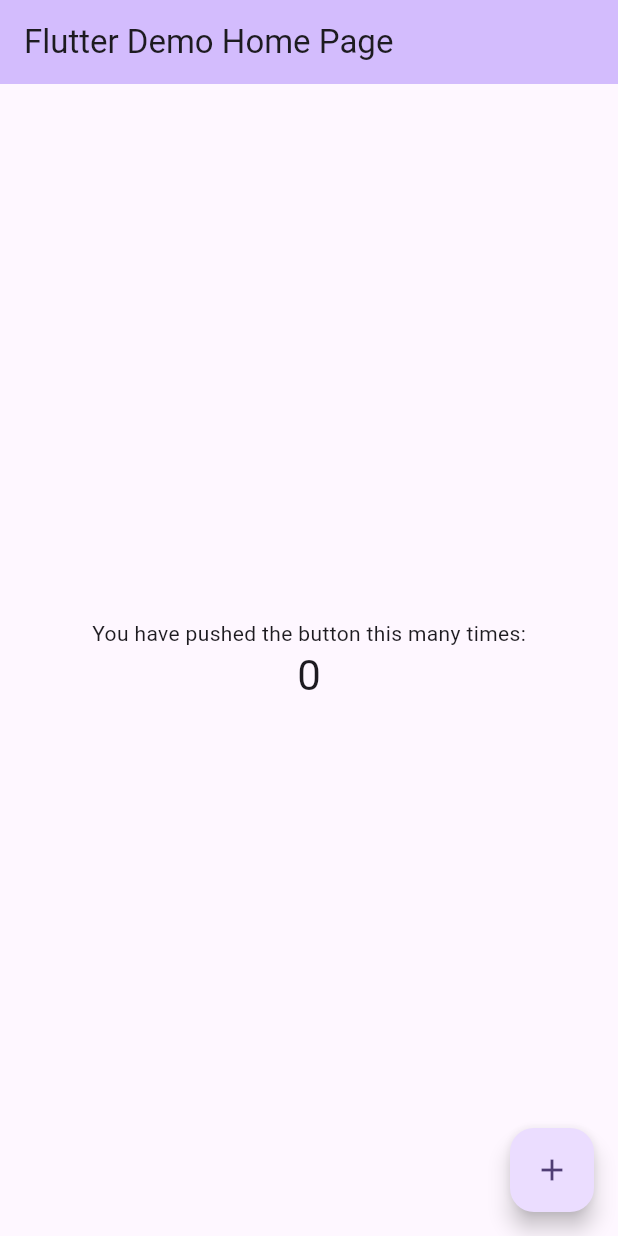
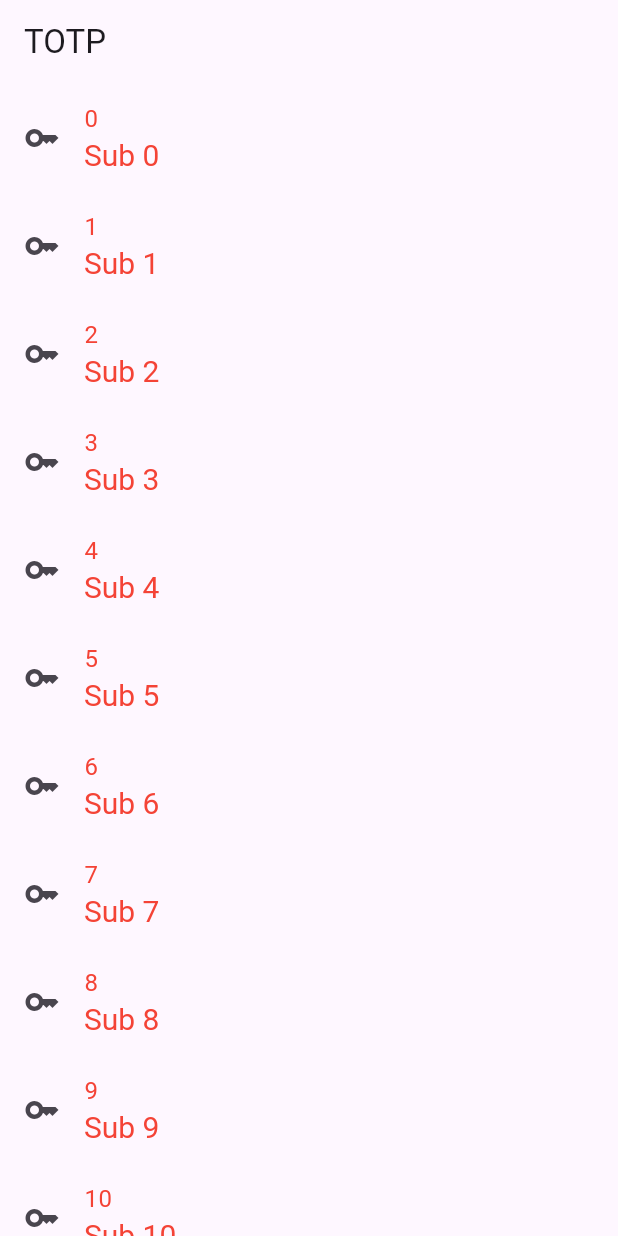
Before and after one commit to thesixonenine/totp, a Flutter app: the screen it shows after launch, on a phone screen of 412 x 824 dp. Run offline on Flutter 3.47's test engine with Material 3 defaults, Android fonts, the light colour scheme and no system bars.

Commit message:
WIP: TODO List

```diff
--- a/lib/main.dart
+++ b/lib/main.dart
@@ -1,4 +1,5 @@
 import 'package:flutter/material.dart';
+import 'package:totp/ui/List.dart';
 
 void main() {
   runApp(const MyApp());
@@ -31,95 +32,8 @@
         colorScheme: ColorScheme.fromSeed(seedColor: Colors.deepPurple),
         useMaterial3: true,
       ),
-      home: const MyHomePage(title: 'Flutter Demo Home Page'),
+      // home: const MyHomePage(title: 'Flutter Demo Home Page'),
+      home: const TotpList(title: "TOTP"),
     );
   }
 }
-
-class MyHomePage extends StatefulWidget {
-  const MyHomePage({super.key, required this.title});
-
-  // This widget is the home page of your application. It is stateful, meaning
-  // that it has a State object (defined below) that contains fields that affect
-  // how it looks.
-
-  // This class is the configuration for the state. It holds the values (in this
-  // case the title) provided by the parent (in this case the App widget) and
-  // used by the build method of the State. Fields in a Widget subclass are
-  // always marked "final".
-
-  final String title;
-
-  @override
-  State<MyHomePage> createState() => _MyHomePageState();
-}
-
-class _MyHomePageState extends State<MyHomePage> {
-  int _counter = 0;
-
-  void _incrementCounter() {
-    setState(() {
-      // This call to setState tells the Flutter framework that something has
-      // changed in this State, which causes it to rerun the build method below
-      // so that the display can reflect the updated values. If we changed
-      // _counter without calling setState(), then the build method would not be
-      // called again, and so nothing would appear to happen.
-      _counter++;
-    });
-  }
-
-  @override
-  Widget build(BuildContext context) {
-    // This method is rerun every time setState is called, for instance as done
-    // by the _incrementCounter method above.
-    //
-    // The Flutter framework has been optimized to make rerunning build methods
-    // fast, so that you can just rebuild anything that needs updating rather
-    // than having to individually change instances of widgets.
-    return Scaffold(
-      appBar: AppBar(
-        // TRY THIS: Try changing the color here to a specific color (to
-        // Colors.amber, perhaps?) and trigger a hot reload to see the AppBar
-        // change color while the other colors stay the same.
-        backgroundColor: Theme.of(context).colorScheme.inversePrimary,
-        // Here we take the value from the MyHomePage object that was created by
-        // the App.build method, and use it to set our appbar title.
-        title: Text(widget.title),
-      ),
-      body: Center(
-        // Center is a layout widget. It takes a single child and positions it
-        // in the middle of the parent.
-        child: Column(
-          // Column is also a layout widget. It takes a list of children and
-          // arranges them vertically. By default, it sizes itself to fit its
-          // children horizontally, and tries to be as tall as its parent.
-          //
-          // Column has various properties to control how it sizes itself and
-          // how it positions its children. Here we use mainAxisAlignment to
-          // center the children vertically; the main axis here is the vertical
-          // axis because Columns are vertical (the cross axis would be
-          // horizontal).
-          //
-          // TRY THIS: Invoke "debug painting" (choose the "Toggle Debug Paint"
-          // action in the IDE, or press "p" in the console), to see the
-          // wireframe for each widget.
-          mainAxisAlignment: MainAxisAlignment.center,
-          children: <Widget>[
-            const Text(
-              'You have pushed the button this many times:',
-            ),
-            Text(
-              '$_counter',
-              style: Theme.of(context).textTheme.headlineMedium,
-            ),
-          ],
-        ),
-      ),
-      floatingActionButton: FloatingActionButton(
-        onPressed: _incrementCounter,
-        tooltip: 'Increment',
-        child: const Icon(Icons.add),
-      ), // This trailing comma makes auto-formatting nicer for build methods.
-    );
-  }
-}
--- /dev/null
+++ b/lib/ui/List.dart
@@ -0,0 +1,32 @@
+import 'package:flutter/material.dart';
+
+class TotpList extends StatefulWidget {
+  const TotpList({super.key, required this.title});
+
+  final String title;
+
+  @override
+  State<TotpList> createState() => _TotpListState();
+}
+
+class _TotpListState extends State<TotpList> {
+  @override
+  Widget build(BuildContext context) {
+    List<Widget> children = [];
+    for (var i = 0; i < 20; i++) {
+      children.add(ListTile(
+        leading: const Icon(Icons.key),
+        title: Text(i.toString()),
+        textColor: Colors.red,
+        subtitle: Text("Sub $i"),
+        subtitleTextStyle: const TextStyle(fontSize: 20, color: Colors.blue),
+      ));
+    }
+
+    return Scaffold(
+        appBar: AppBar(
+          title: Text(widget.title),
+        ),
+        body: ListView(children: children));
+  }
+}
--- a/pubspec.yaml
+++ b/pubspec.yaml
@@ -45,7 +45,7 @@ dev_dependencies:
   # activated in the `analysis_options.yaml` file located at the root of your
   # package. See that file for information about deactivating specific lint
   # rules and activating additional ones.
-  flutter_lints: ^3.0.0
+  flutter_lints: ^4.0.0
 
 # For information on the generic Dart part of this file, see the
 # following page: https://dart.dev/tools/pub/pubspec
```
Also changed, not shown: lib/examples/Counter.dart (added, +89 -0 lines), lib/model/Item.dart (added, +15 -0 lines), lib/status/Self.dart (added, +38 -0 lines), pubspec.lock, 2 other files.
